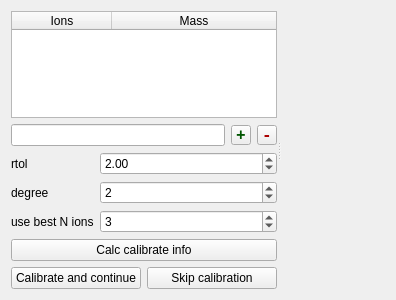
Before: the Qt Designer form Orbitool/UI/Calibration.ui in l460289052/Orbitool, drawn with Qt 5.
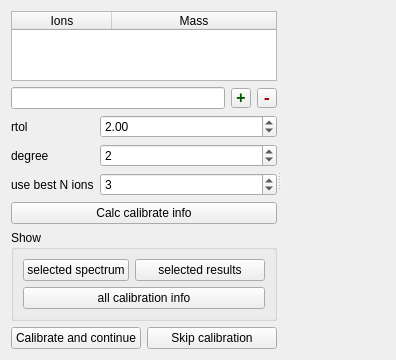
After: the same form once the commit is applied.

Commit message: calibration info show finish

Patch:
```diff
--- a/Orbitool/UI/Calibration.ui
+++ b/Orbitool/UI/Calibration.ui
@@ -296,6 +296,48 @@
          </property>
         </widget>
        </item>
+       <item>
+        <widget class="QGroupBox" name="groupBox">
+         <property name="title">
+          <string>Show</string>
+         </property>
+         <layout class="QFormLayout" name="formLayout">
+          <item row="0" column="0">
+           <widget class="QPushButton" name="showSpectrumPushButton">
+            <property name="text">
+             <string>selected spectrum</string>
+            </property>
+           </widget>
+          </item>
+          <item row="0" column="1">
+           <widget class="QPushButton" name="showSelectedPushButton">
+            <property name="sizePolicy">
+             <sizepolicy hsizetype="Preferred" vsizetype="Fixed">
+              <horstretch>0</horstretch>
+              <verstretch>0</verstretch>
+             </sizepolicy>
+            </property>
+            <property name="text">
+             <string>selected results</string>
+            </property>
+           </widget>
+          </item>
+          <item row="1" column="0" colspan="2">
+           <widget class="QPushButton" name="showAllPushButton">
+            <property name="sizePolicy">
+             <sizepolicy hsizetype="Preferred" vsizetype="Fixed">
+              <horstretch>0</horstretch>
+              <verstretch>0</verstretch>
+             </sizepolicy>
+            </property>
+            <property name="text">
+             <string>all calibration info</string>
+            </property>
+           </widget>
+          </item>
+         </layout>
+        </widget>
+       </item>
        <item>
         <layout class="QHBoxLayout" name="horizontalLayout">
          <item>
```
The commit also changes 13 other files.
